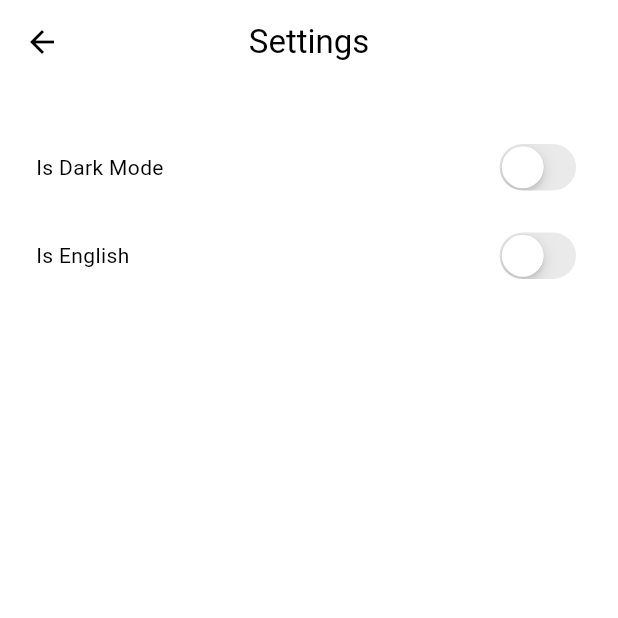
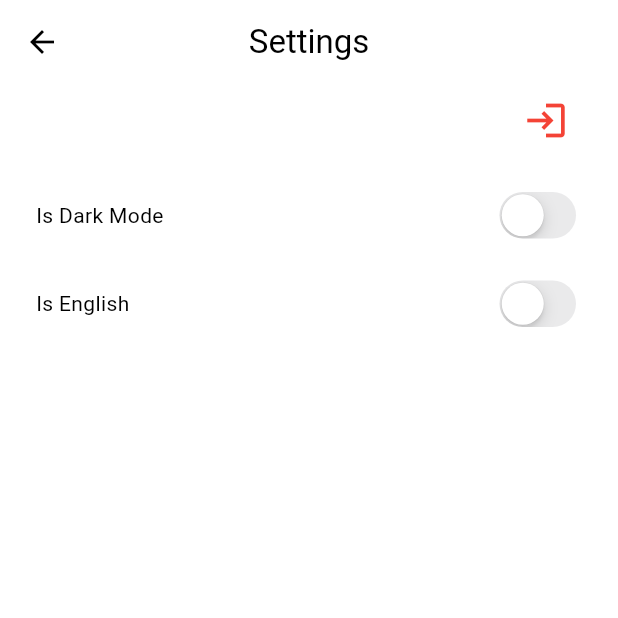
Before and after one commit to erjigit12/anime_app, a Flutter app: the SettingsScreen screen opened directly, on a phone screen of 412 x 824 dp, the top half of it. Run offline on Flutter 3.47's test engine with Material 3 defaults, Android fonts, the phone set to English and light mode, and no system bars; our stand-ins replace bloc, cached_network_image, carousel_slider, cloud_firestore, equatable, firebase_auth and 4 more; accounts and stored records are empty; network calls fail.

Commit message:
full updated

```diff
--- a/lib/src/app/my_app.dart
+++ b/lib/src/app/my_app.dart
@@ -27,6 +27,11 @@ class MyApp extends StatelessWidget {
         ),
         BlocProvider(
           create: (context) => LanguageCubit(),
+        ),
+        BlocProvider(
+          create: (context) => SignInBloc(
+              userRepository:
+                  context.read<AuthenticationBloc>().userRepository),
         ),
       ],
       child: BlocBuilder<ThemeCubit, ThemeMode>(
--- a/lib/src/futures/settings/pages/settings_screen.dart
+++ b/lib/src/futures/settings/pages/settings_screen.dart
@@ -1,8 +1,8 @@
 // ignore_for_file: library_private_types_in_public_api
 
-import 'package:anime_app/src/common/styles/paddings.dart';
 import 'package:anime_app/src/futures/settings/logic/language/language_cubit.dart';
 import 'package:anime_app/src/futures/settings/logic/theme/theme_cubit.dart';
+import 'package:anime_app/src/futures/sign_in/logic/sign_in_bloc.dart';
 import 'package:flutter/cupertino.dart';
 import 'package:flutter/material.dart';
 import 'package:flutter_bloc/flutter_bloc.dart';
@@ -22,14 +22,25 @@ class _SettingsScreenState extends State<SettingsScreen> {
         title: const Text('Settings'),
         centerTitle: true,
       ),
-      body: const Padding(
-        padding: Paddings.defaultPadding,
+      body: Padding(
+        padding: const EdgeInsets.symmetric(horizontal: 24.0),
         child: Column(
-          crossAxisAlignment: CrossAxisAlignment.start,
+          crossAxisAlignment: CrossAxisAlignment.end,
           children: [
-            ThemeSwitchWidget(),
-            SizedBox(height: 20),
-            AnimeTitleLanguageSwitch(),
+            IconButton(
+              onPressed: () {
+                context.read<SignInBloc>().add(const SignOutRequired());
+              },
+              style: const ButtonStyle(
+                iconColor: MaterialStatePropertyAll(Colors.red),
+                iconSize: MaterialStatePropertyAll(30),
+              ),
+              icon: const Icon(Icons.login),
+            ),
+            const SizedBox(height: 20),
+            const ThemeSwitchWidget(),
+            const SizedBox(height: 20),
+            const AnimeTitleLanguageSwitch(),
           ],
         ),
       ),
```
